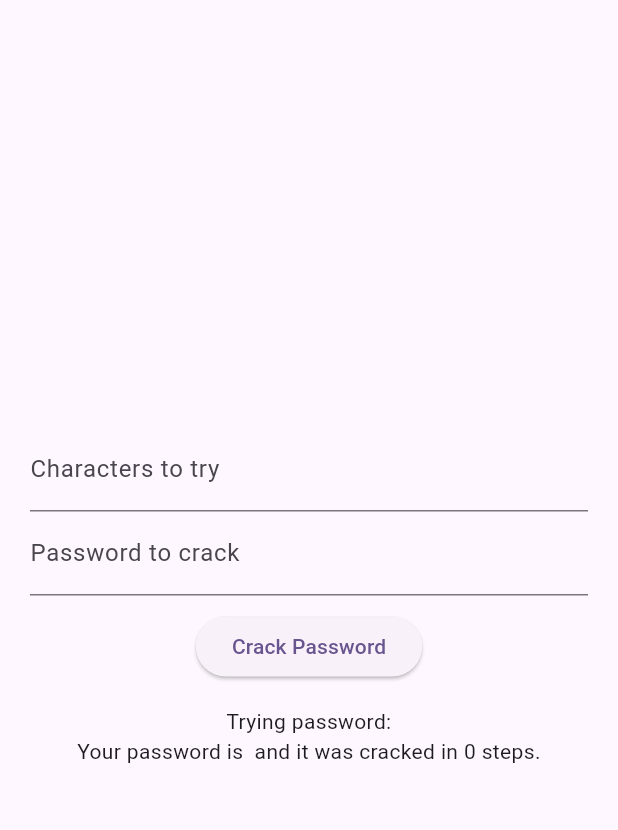
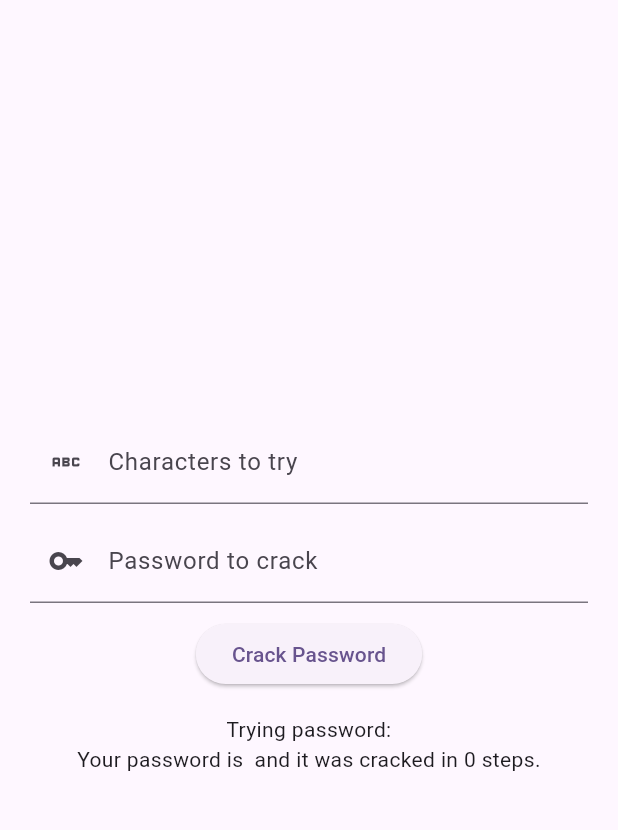
Before and after one commit to ArpedoX/Password-Cracker, a Flutter app: the screen it shows after launch, on a phone screen of 412 x 824 dp, the part 63-893 px from its top. Run offline on Flutter 3.47's test engine with Material 2 defaults, Android fonts, the phone set to English and light mode, and no system bars.

Commit message:
10.11.2023

```diff
--- a/lib/home.dart
+++ b/lib/home.dart
@@ -89,8 +89,8 @@ class _CrackPassAppState extends State<CrackPassApp> {
                 textInputAction: TextInputAction.next,
                 controller: inputController,
                 decoration: const InputDecoration(
-                  labelText: 'Characters to try',
-                ),
+                    labelText: 'Characters to try',
+                    prefixIcon: Icon(Icons.abc)),
                 validator: (value) {
                   if (value == null || value.isEmpty) {
                     return null;
@@ -101,12 +101,13 @@ class _CrackPassAppState extends State<CrackPassApp> {
             ),
             Container(
               margin: const EdgeInsets.symmetric(horizontal: 20),
+              padding: const EdgeInsets.only(top: 10),
               child: TextFormField(
                 textInputAction: TextInputAction.done,
                 controller: passwordController,
                 decoration: const InputDecoration(
-                  labelText: 'Password to crack',
-                ),
+                    labelText: 'Password to crack',
+                    prefixIcon: Icon(Icons.key)),
                 validator: (value) {
                   if (value == null || value.isEmpty) {
                     return null;
```
